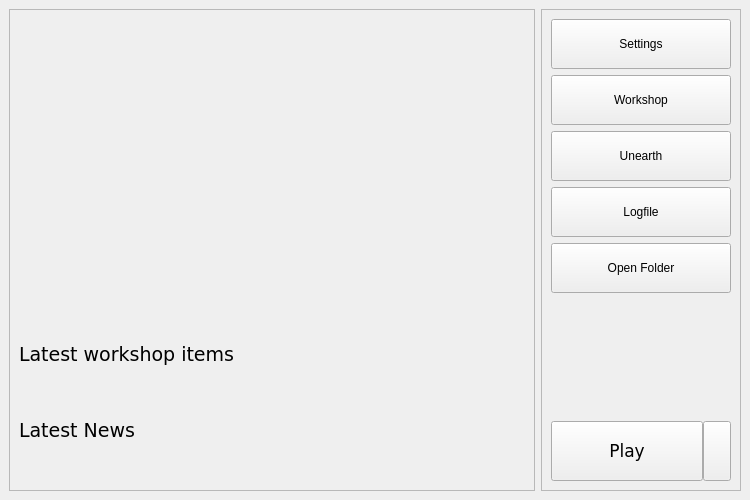
Qt form ui/launchermainwindow.ui (yani/keeperfx-launcher-qt) before a commit.
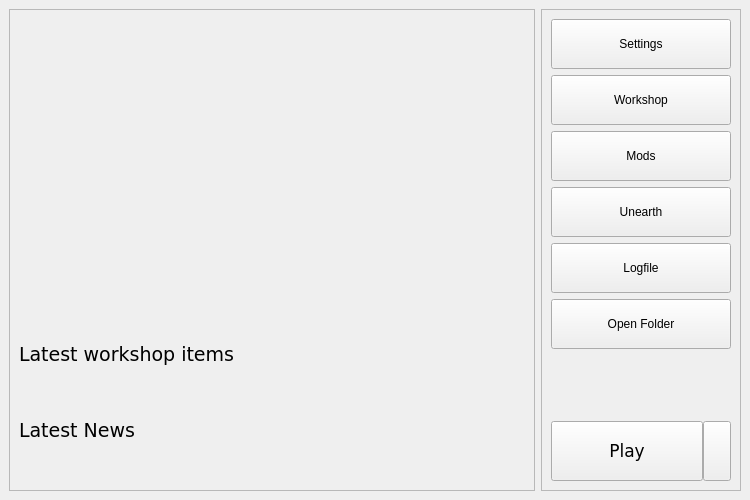
The same form after that commit. Icons and pictures are not drawn.

Patch:
```diff
--- a/ui/launchermainwindow.ui
+++ b/ui/launchermainwindow.ui
@@ -314,6 +314,19 @@
          </property>
         </widget>
        </item>
+       <item>
+        <widget class="QPushButton" name="modsButton">
+         <property name="minimumSize">
+          <size>
+           <width>0</width>
+           <height>50</height>
+          </size>
+         </property>
+         <property name="text">
+          <string comment="Button">Mods</string>
+         </property>
+        </widget>
+       </item>
        <item>
         <widget class="QPushButton" name="unearthButton">
          <property name="minimumSize">
```
